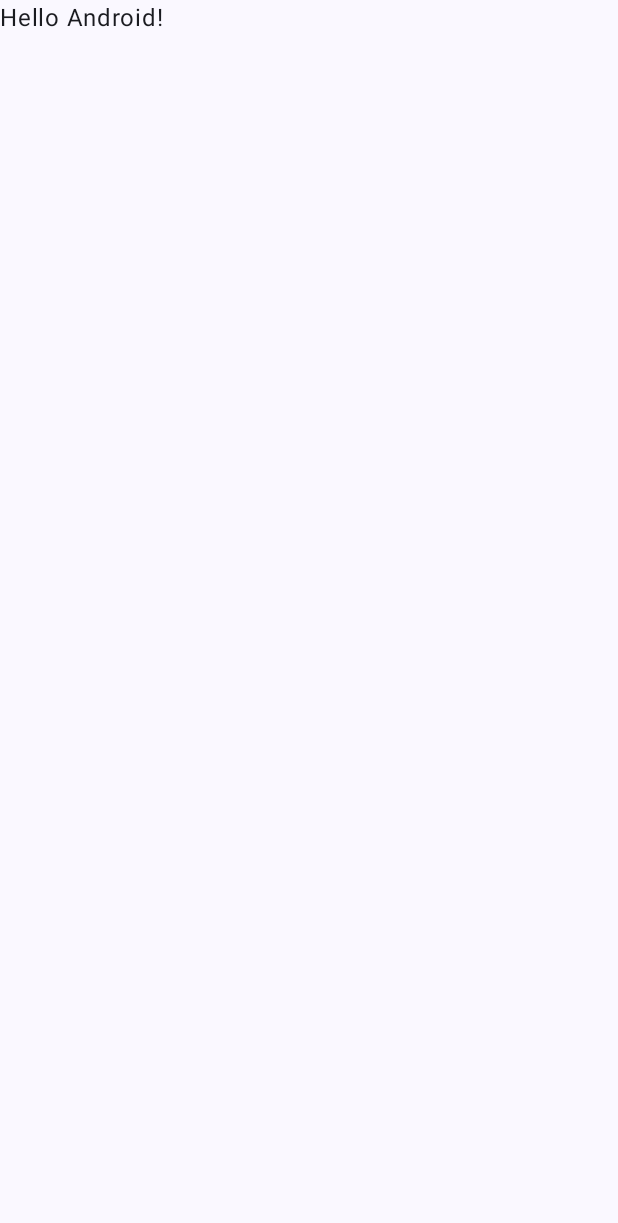
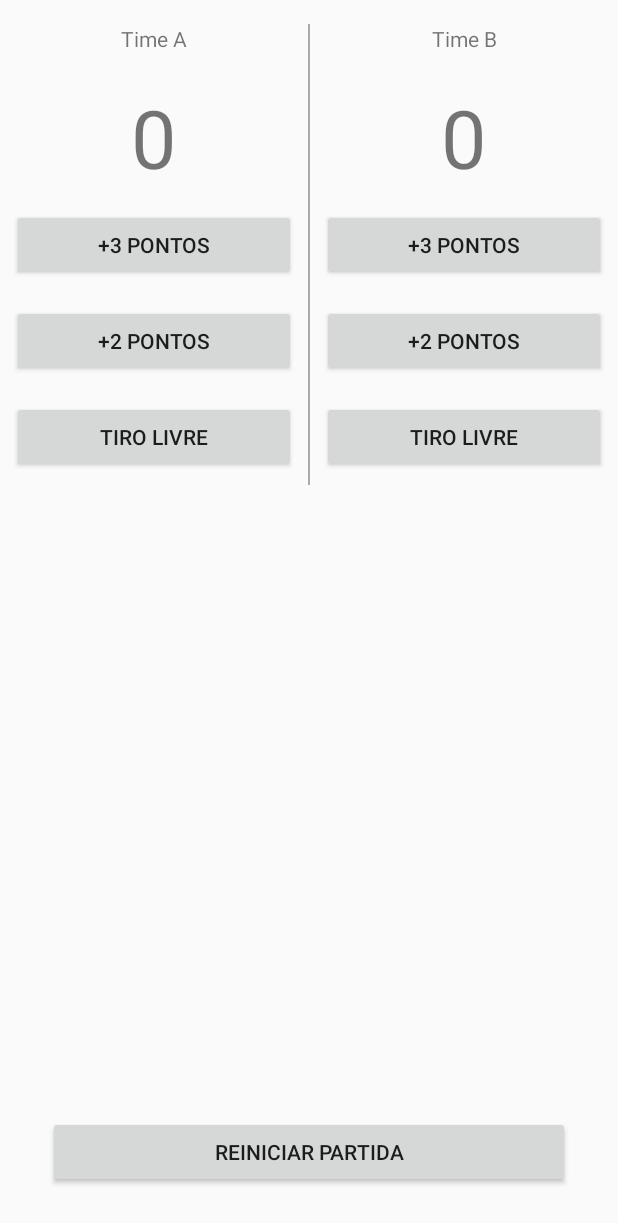
Before and after one commit to Gustaa13/Kotlin, an Android app built with Jetpack Compose: the screen it shows after launch (MainActivity), on a phone screen of 412 x 824 dp. Before the commit the part shown is almost empty. Shown: the top 1223 px of the screen. Run offline under Robolectric (Android 15) with nearby library versions, the phone set to English and light mode, and no system bars.

Commit message:
adiciona base do projeto

```diff
--- a/projetos/FirstProject/app/src/main/java/com/example/firtsproject/MainActivity.kt
+++ b/projetos/FirstProject/app/src/main/java/com/example/firtsproject/MainActivity.kt
@@ -1,47 +1,69 @@
 package com.example.firtsproject
 
 import android.os.Bundle
+import android.widget.Button
+import android.widget.TextView
+import android.widget.Toast
 import androidx.activity.ComponentActivity
-import androidx.activity.compose.setContent
-import androidx.activity.enableEdgeToEdge
-import androidx.compose.foundation.layout.fillMaxSize
-import androidx.compose.foundation.layout.padding
-import androidx.compose.material3.Scaffold
-import androidx.compose.material3.Text
-import androidx.compose.runtime.Composable
-import androidx.compose.ui.Modifier
-import androidx.compose.ui.tooling.preview.Preview
-import com.example.firtsproject.ui.theme.FirtsProjectTheme
 
 class MainActivity : ComponentActivity() {
+
+    private var pontuacaoTimeA: Int = 0
+    private var pontuacaoTimeB: Int = 0
+
+    private lateinit var pTimeA: TextView
+    private lateinit var pTimeB: TextView
+
+
     override fun onCreate(savedInstanceState: Bundle?) {
         super.onCreate(savedInstanceState)
-        enableEdgeToEdge()
-        setContent {
-            FirtsProjectTheme {
-                Scaffold(modifier = Modifier.fillMaxSize()) { innerPadding ->
-                    Greeting(
-                        name = "Android",
-                        modifier = Modifier.padding(innerPadding)
-                    )
-                }
-            }
+
+        setContentView(R.layout.layout_main)
+
+        pTimeA = findViewById(R.id.placarTimeA)
+        pTimeB = findViewById(R.id.placarTimeB)
+
+        val bTresPontosTimeA: Button = findViewById(R.id.tresPontosA)
+        val bDoisPontosTimeA: Button = findViewById(R.id.doisPontosA)
+        val bTLivreTimeA: Button = findViewById(R.id.tiroLivreA)
+        val bTresPontosTimeB: Button = findViewById(R.id.tresPontosB)
+        val bDoisPontosTimeB: Button = findViewById(R.id.doisPontosB)
+        val bTLivreTimeB: Button = findViewById(R.id.tiroLivreB)
+        val bReiniciar: Button = findViewById(R.id.reiniciarPartida)
+
+        bTresPontosTimeA.setOnClickListener { adicionarPontos(3, "A") }
+        bDoisPontosTimeA.setOnClickListener { adicionarPontos(2, "A") }
+        bTLivreTimeA.setOnClickListener { adicionarPontos(1, "A") }
+
+        bTresPontosTimeB.setOnClickListener { adicionarPontos(3, "B") }
+        bDoisPontosTimeB.setOnClickListener { adicionarPontos(2, "B") }
+        bTLivreTimeB.setOnClickListener { adicionarPontos(1, "B") }
+
+        bReiniciar.setOnClickListener { reiniciarPartida() }
+    }
+
+    fun adicionarPontos(pontos: Int, time: String) {
+        if(time == "A") {
+            pontuacaoTimeA += pontos
+        } else {
+            pontuacaoTimeB += pontos
+        }
+        atualizarPlacar(time)
+    }
+
+    fun atualizarPlacar(time: String){
+        if (time == "A") {
+            pTimeA.setText(pontuacaoTimeA.toString())
+        } else {
+            pTimeB.setText(pontuacaoTimeB.toString())
         }
     }
-}
 
-@Composable
-fun Greeting(name: String, modifier: Modifier = Modifier) {
-    Text(
-        text = "Hello $name!",
-        modifier = modifier
-    )
-}
-
-@Preview(showBackground = true)
-@Composable
-fun GreetingPreview() {
-    FirtsProjectTheme {
-        Greeting("Android")
+    fun reiniciarPartida() {
+        pontuacaoTimeA = 0
+        pTimeA.setText(pontuacaoTimeA.toString())
+        pontuacaoTimeB = 0
+        pTimeB.setText(pontuacaoTimeB.toString())
+        Toast.makeText(this,"Placar reiniciado",Toast.LENGTH_SHORT).show()
     }
 }
--- /dev/null
+++ b/projetos/FirstProject/app/src/main/res/layout/layout_main.xml
@@ -0,0 +1,125 @@
+<?xml version="1.0" encoding="utf-8"?>
+<RelativeLayout xmlns:android="http://schemas.android.com/apk/res/android"
+    xmlns:tools="http://schemas.android.com/tools"
+    android:layout_width="match_parent"
+    android:layout_height="match_parent"
+    tools:context="com.seu.pacote">
+
+    <LinearLayout
+        android:layout_width="match_parent"
+        android:layout_height="wrap_content"
+        android:orientation="horizontal">
+
+        <LinearLayout
+            android:layout_width="0dp"
+            android:layout_height="wrap_content"
+            android:layout_weight="1"
+            android:orientation="vertical">
+
+            <TextView
+                android:id="@+id/timeA"
+                android:layout_width="match_parent"
+                android:layout_height="wrap_content"
+                android:gravity="center"
+                android:padding="16dp"
+                android:text="Time A"
+                android:textSize="14sp"
+                android:fontFamily="sans-serif"/>
+
+            <TextView
+                android:id="@+id/placarTimeA"
+                android:layout_width="match_parent"
+                android:layout_height="wrap_content"
+                android:gravity="center"
+                android:padding="4dp"
+                android:text="0"
+                android:textSize="54sp"
+                android:fontFamily="sans-serif"/>
+
+            <Button
+                android:id="@+id/tresPontosA"
+                android:layout_width="match_parent"
+                android:layout_height="wrap_content"
+                android:layout_margin="8dp"
+                android:text="+3 PONTOS" />
+
+            <Button
+                android:id="@+id/doisPontosA"
+                android:layout_width="match_parent"
+                android:layout_height="wrap_content"
+                android:layout_margin="8dp"
+                android:text="+2 PONTOS" />
+
+            <Button
+                android:id="@+id/tiroLivreA"
+                android:layout_width="match_parent"
+                android:layout_height="wrap_content"
+                android:layout_margin="8dp"
+                android:text="Tiro Livre" />
+        </LinearLayout>
+
+        <View
+            android:layout_width="1dp"
+            android:layout_height="match_parent"
+            android:background="@android:color/darker_gray"
+            android:layout_marginTop="16dp"/>
+
+        <LinearLayout
+            android:layout_width="0dp"
+            android:layout_height="wrap_content"
+            android:layout_weight="1"
+            android:orientation="vertical">
+
+            <TextView
+                android:id="@+id/timeB"
+                android:layout_width="match_parent"
+                android:layout_height="wrap_content"
+                android:gravity="center"
+                android:padding="16dp"
+                android:text="Time B"
+                android:textSize="14sp"
+                android:fontFamily="sans-serif"/>
+
+            <TextView
+                android:id="@+id/placarTimeB"
+                android:layout_width="match_parent"
+                android:layout_height="wrap_content"
+                android:gravity="center"
+                android:padding="4dp"
+                android:text="0"
+                android:textSize="54sp"
+                android:fontFamily="sans-serif"/>
+
+            <Button
+                android:id="@+id/tresPontosB"
+                android:layout_width="match_parent"
+                android:layout_height="wrap_content"
+                android:layout_margin="8dp"
+                android:text="+3 PONTOS" />
+
+            <Button
+                android:id="@+id/doisPontosB"
+                android:layout_width="match_parent"
+                android:layout_height="wrap_content"
+                android:layout_margin="8dp"
+                android:text="+2 PONTOS" />
+
+            <Button
+                android:id="@+id/tiroLivreB"
+                android:layout_width="match_parent"
+                android:layout_height="wrap_content"
+                android:layout_margin="8dp"
+                android:text="Tiro Livre" />
+        </LinearLayout>
+
+    </LinearLayout>
+
+    <Button
+        android:id="@+id/reiniciarPartida"
+        android:layout_width="match_parent"
+        android:layout_height="wrap_content"
+        android:text="Reiniciar Partida"
+        android:layout_alignParentBottom="true"
+        android:layout_centerHorizontal="true"
+        android:layout_margin="32dp"/>
+</RelativeLayout>
```
